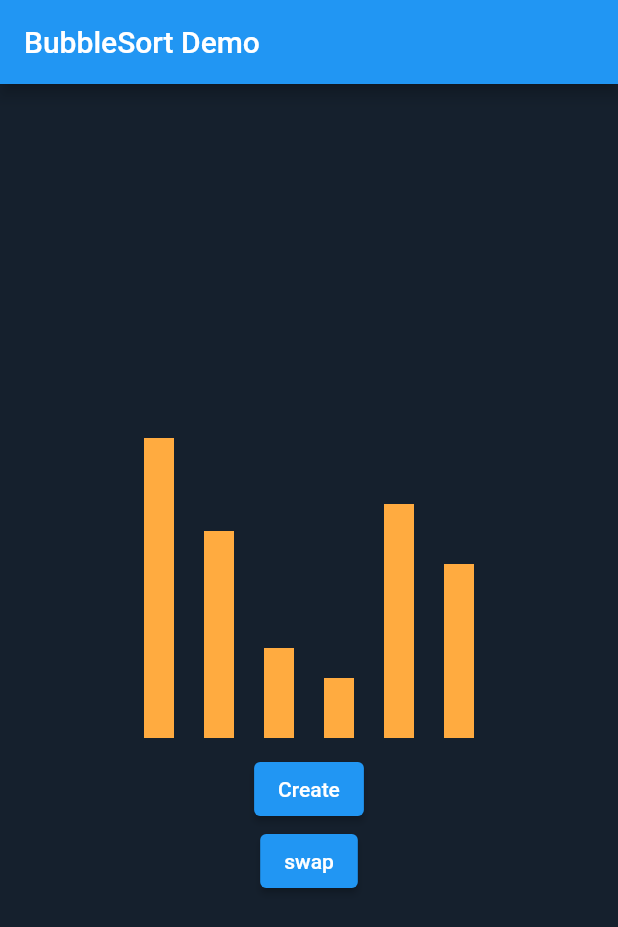
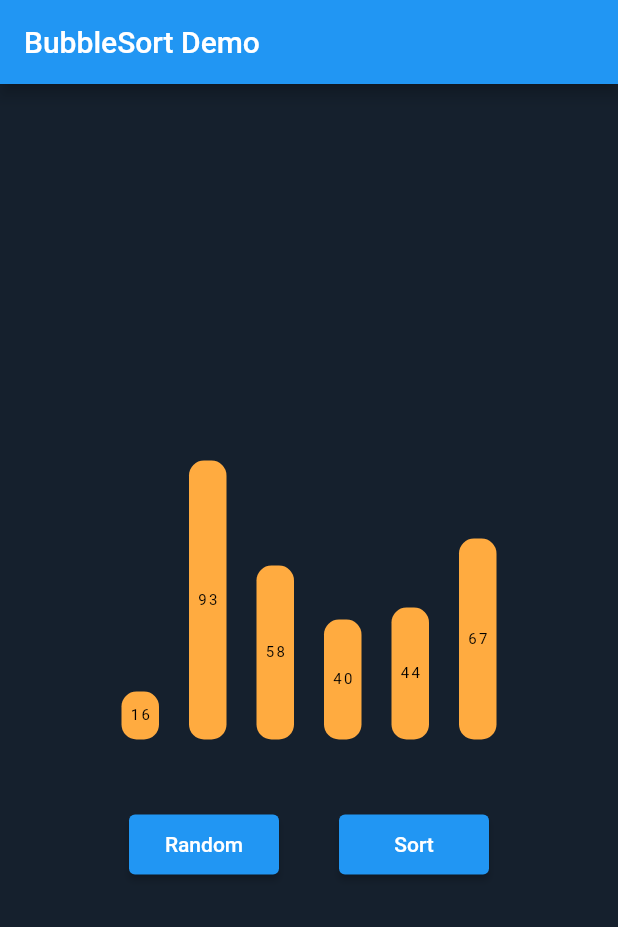
Before and after one commit to myron0220/AlgGraph, a Flutter app: the screen it shows after launch, on a phone screen of 412 x 824 dp. Shown: the top 927 px of the screen. Run offline on Flutter 3.47's test engine with Material 2 defaults, Android fonts, the phone set to English and light mode, and no system bars.

Commit message:
beautify the UI

```diff
--- a/app_code/lib/main.dart
+++ b/app_code/lib/main.dart
@@ -1,3 +1,5 @@
+import 'dart:math';
+
 import 'package:flutter/material.dart';
 
 void main() {
@@ -40,8 +42,11 @@ class _BubbleSortVisualizerState extends State<BubbleSortVisualizer>
   late AnimationController _controller;
   late List<Animation<Offset>> _offsetAnimation;
 
-  late Color _boxColor = Colors.orangeAccent;
-  double _boxWidth = 20;
+  Color _boxColor = Colors.orangeAccent;
+  Color _swapColor = Colors.lightBlue;
+  Color _notSwapColor = Colors.deepOrange;
+  Color _doneColor = Colors.lightGreen;
+  double _boxWidth = 25;
   double _boxMargin = 10;
 
   // inplace bubble sort
@@ -57,9 +62,6 @@ class _BubbleSortVisualizerState extends State<BubbleSortVisualizer>
           // animate
           _beforeAnimateSwap(j, j + 1);
 
-          await Future.delayed(Duration(seconds: 1));
-          _afterAnimateSwap(j, j + 1);
-
           // also update the _indToKeyNum
           setState(() {
             int temp2 = _indToKeyNum[j];
@@ -73,13 +75,69 @@ class _BubbleSortVisualizerState extends State<BubbleSortVisualizer>
             _arr[j] = _arr[j + 1];
             _arr[j + 1] = temp;
           });
-        }
-      }
-    }
+        } else {
+          _notSwapAnimation(j, j + 1);
         }
 
+        await Future.delayed(Duration(seconds: 1));
+        _afterAnimateSwap(j, j + 1);
+      }
+      await Future.delayed(Duration(seconds: 1));
+      _doneColorAnimation(n - i - 1);
+    }
+    await Future.delayed(Duration(seconds: 1));
+    _doneColorAnimation(0);
+  }
+
+  void _doneColorAnimation(int i) {
+    setState(() {
+      _children[_indToKeyNum[i]] =
+          BoxWidget(
+            key: _keys[_indToKeyNum[i]],
+            color: _doneColor,
+            position: Tween<Offset>(
+              begin: Offset(_curPosition[_indToKeyNum[i]], 0.0),
+              end: Offset(_curPosition[_indToKeyNum[i]], 0.0),
+            ).animate(_controller),
+            height: _widgetHeight[_indToKeyNum[i]],
+            width: _boxWidth,
+            margin: _boxMargin,
+          );
+    });
+  }
+
+  void _notSwapAnimation(int i, int j) {
+    setState(() {
+      _children[_indToKeyNum[i]] =
+          BoxWidget(
+            key: _keys[_indToKeyNum[i]],
+            color: _notSwapColor,
+            position: Tween<Offset>(
+              begin: Offset(_curPosition[_indToKeyNum[i]], 0.0),
+              end: Offset(_curPosition[_indToKeyNum[i]], 0.0),
+            ).animate(_controller),
+            height: _widgetHeight[_indToKeyNum[i]],
+            width: _boxWidth,
+            margin: _boxMargin,
+          );
+
+      _children[_indToKeyNum[j]] =
+          BoxWidget(
+            key: _keys[_indToKeyNum[j]],
+            color: _notSwapColor,
+            position: Tween<Offset>(
+              begin: Offset(_curPosition[_indToKeyNum[j]], 0.0),
+              end: Offset(_curPosition[_indToKeyNum[j]], 0.0),
+            ).animate(_controller),
+            height: _widgetHeight[_indToKeyNum[j]],
+            width: _boxWidth,
+            margin: _boxMargin,
+          );
+    });
+  }
 
   void _childrenUpdateHelper() {
+    _children = [];
     for (int i = 0; i < _arr.length; i++) {
       Key curKey = UniqueKey();
       _keys.add(curKey);
@@ -88,7 +146,7 @@ class _BubbleSortVisualizerState extends State<BubbleSortVisualizer>
           key: curKey,
           color: _boxColor,
           position: _offsetAnimation[i],
-          height: _arr[i] * 2,
+          height: _widgetHeight[i],
           width: _boxWidth,
           margin: _boxMargin,
         ),
@@ -97,8 +155,8 @@ class _BubbleSortVisualizerState extends State<BubbleSortVisualizer>
   }
 
   void _beforeSwapTwoWidgetByIndex(int i, int j) {
-    print("current index: " + i.toString() + " ," + j.toString());
-    print("current keyNum: " + _indToKeyNum[i].toString() + " ," + _indToKeyNum[j].toString());
+    // print("current index: " + i.toString() + " ," + j.toString());
+    // print("current keyNum: " + _indToKeyNum[i].toString() + " ," + _indToKeyNum[j].toString());
 
     double distanceForI = (j - i).toDouble();
 
@@ -106,7 +164,7 @@ class _BubbleSortVisualizerState extends State<BubbleSortVisualizer>
       _children[_indToKeyNum[i]] =
           BoxWidget(
             key: _keys[_indToKeyNum[i]],
-            color: _boxColor,
+            color: _swapColor,
             position: Tween<Offset>(
               begin: Offset(_curPosition[_indToKeyNum[i]], 0.0),
               end: Offset(_curPosition[_indToKeyNum[i]] + distanceForI, 0.0),
@@ -121,7 +179,7 @@ class _BubbleSortVisualizerState extends State<BubbleSortVisualizer>
       _children[_indToKeyNum[j]] =
           BoxWidget(
             key: _keys[_indToKeyNum[j]],
-            color: _boxColor,
+            color: _swapColor,
             position: Tween<Offset>(
               begin: Offset(_curPosition[_indToKeyNum[j]], 0.0),
               end: Offset(_curPosition[_indToKeyNum[j]] - distanceForI, 0.0),
@@ -175,16 +233,24 @@ class _BubbleSortVisualizerState extends State<BubbleSortVisualizer>
     _afterSwapTwoWidgetByIndex(i, j);
   }
 
-  void _swapTest() {
-    int i = 5; int j = 2;
-    _beforeSwapTwoWidgetByIndex(i, j);
-    _controller.forward();
+  // void _swapTest() {
+  //   int i = 5; int j = 2;
+  //   _beforeSwapTwoWidgetByIndex(i, j);
+  //   _controller.forward();
+  // }
+
+  List<int> _generateRandomList(int n, int upper) {
+    List<int> arr = [];
+    var random = Random();
+    for (int i = 0; i < n; i++) {
+      arr.add(1 + random.nextInt(upper + 1));
+    }
+    return arr;
   }
 
-  @override
-  void initState() {
-    super.initState();
-    _arr = [100,69,30,20,78,58];
+  void _initStatesByArr(List<int> arr) {
+    setState(() {
+      _arr = arr;
       _widgetHeight = [];
       for (int i = 0; i < _arr.length; i++) {
         _widgetHeight.add(_arr[i] * 2);
@@ -207,12 +273,18 @@ class _BubbleSortVisualizerState extends State<BubbleSortVisualizer>
       for (int i = 0; i < _arr.length; i++) {
         _indToKeyNum.add(i);
       }
-    _children = [];
       _childrenUpdateHelper();
       _curPosition = [];
       for (int i = 0; i < _arr.length; i++) {
         _curPosition.add(0.0);
       }
+    });
+  }
+
+  @override
+  void initState() {
+    super.initState();
+    _initStatesByArr(_generateRandomList(6, 100));
   }
 
   // void _test1() {
@@ -238,14 +310,29 @@ class _BubbleSortVisualizerState extends State<BubbleSortVisualizer>
               crossAxisAlignment: CrossAxisAlignment.end,
               children: _children,
             ),
-            ElevatedButton(
-              onPressed: _childrenUpdateHelper,
-              child: const Text("Create"),
+            SizedBox(height: 40),
+            Row(
+              mainAxisAlignment: MainAxisAlignment.center,
+              children: [
+                SizedBox(
+                width: 100, // <-- Your width
+                height: 40,
+                  child: ElevatedButton(
+                  onPressed: _bubbleSort,
+                  child: const Text("Random"),
                   ),
-            ElevatedButton(
+                ),
+                SizedBox(width: 40,),
+                SizedBox(
+                  width: 100, // <-- Your width
+                  height: 40,
+                  child: ElevatedButton(
                     onPressed: _bubbleSort,
-              child: const Text("swap"),
+                    child: const Text("Sort"),
                   ),
+                ),
+              ],
+            )
           ],
         ),
     );
@@ -273,8 +360,12 @@ class BoxWidget extends StatelessWidget {
           margin: EdgeInsets.all(margin),
           height: height,
           width: width,
+          decoration: BoxDecoration(
             color: color,
+            borderRadius: BorderRadius.circular(10),
           ),
+          child: Center(child: Text("${height.toInt() ~/ 2}", style: Theme.of(context).textTheme.overline,),),
+        )
     );
   }
 }
```
Also changed, not shown: 1 other file. Lines whose indentation alone changed are shown as unchanged.
